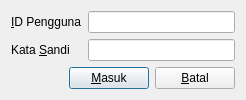
Old version of the form src/app/logindialog.ui in the repository shift-karya-teknologi/sims-desktop.
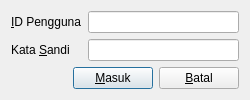
New version of the form.

```diff
--- a/src/app/logindialog.ui
+++ b/src/app/logindialog.ui
@@ -6,10 +6,22 @@
    <rect>
     <x>0</x>
     <y>0</y>
-    <width>246</width>
+    <width>250</width>
     <height>99</height>
    </rect>
   </property>
+  <property name="minimumSize">
+   <size>
+    <width>0</width>
+    <height>0</height>
+   </size>
+  </property>
+  <property name="maximumSize">
+   <size>
+    <width>16777215</width>
+    <height>16777215</height>
+   </size>
+  </property>
   <property name="windowTitle">
    <string>Masuk</string>
   </property>
```
